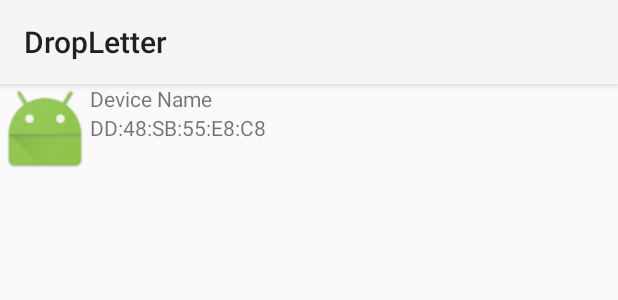
After one commit to imaginaryShort/DropLetter, an Android app: the layout device_list_item.xml on its own in the app's theme, with its tools: preview values and no code run, on a phone screen of 412 x 824 dp. The commit adds this screen. Shown: the top 300 px of the screen. Run offline under Robolectric (Android 15) with nearby library versions, the phone set to English and light mode, and no system bars.

Commit message:
implemented ble codes

```diff
--- /dev/null
+++ b/app/src/main/res/layout/device_list_item.xml
@@ -0,0 +1,34 @@
+<LinearLayout xmlns:android="http://schemas.android.com/apk/res/android"
+    android:orientation="horizontal"
+    android:layout_width="match_parent"
+    android:layout_height="match_parent">
+
+    <ImageView
+        android:id="@+id/image"
+        android:src="@drawable/ic_launcher"
+        android:layout_width="60dip"
+        android:layout_height="60dip"
+        />
+
+    <LinearLayout
+        android:orientation="vertical"
+        android:layout_width="match_parent"
+        android:layout_height="match_parent">
+
+        <TextView
+            android:id="@+id/deviceName"
+            android:choiceMode="singleChoice"
+            android:layout_width="wrap_content"
+            android:layout_height="wrap_content"
+            android:text="Device Name"
+            />
+
+        <TextView
+            android:id="@+id/deviceId"
+            android:choiceMode="singleChoice"
+            android:layout_width="wrap_content"
+            android:layout_height="wrap_content"
+            android:text="DD:48:SB:55:E8:C8"
+            />
+    </LinearLayout>
+</LinearLayout>
```
Also changed, not shown: app/src/main/java/com/imaginaryshort/dropletter/BLEService.java (+73 -46 lines), app/src/main/java/com/imaginaryshort/dropletter/MainActivity.java (+27 -13 lines).
